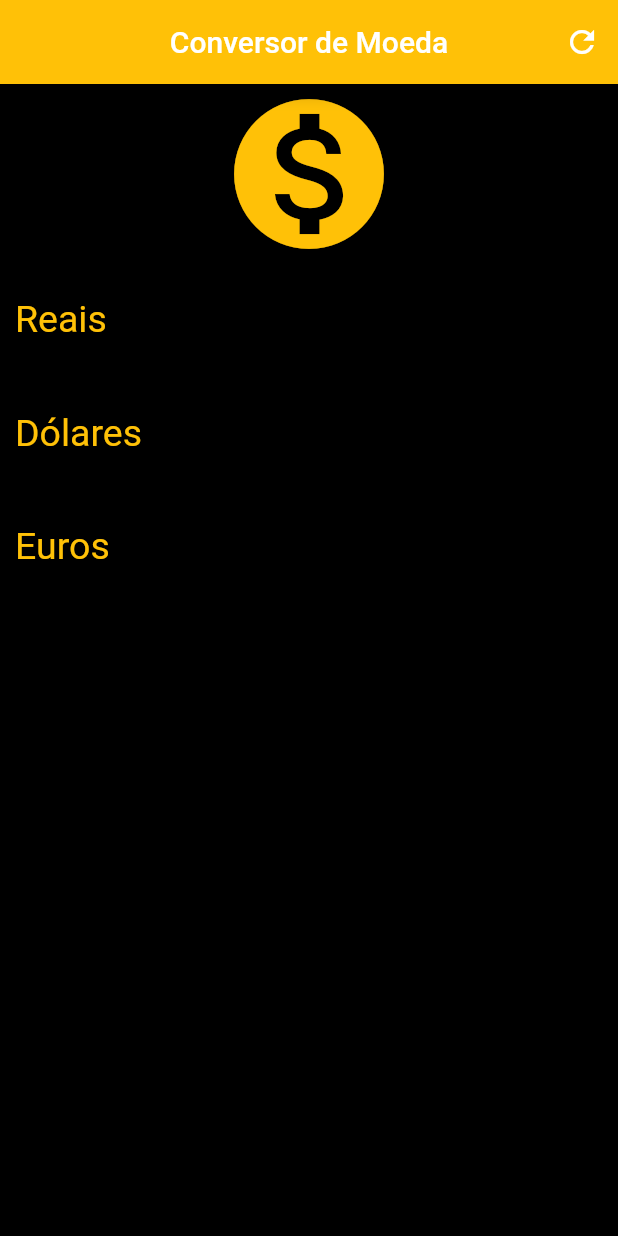
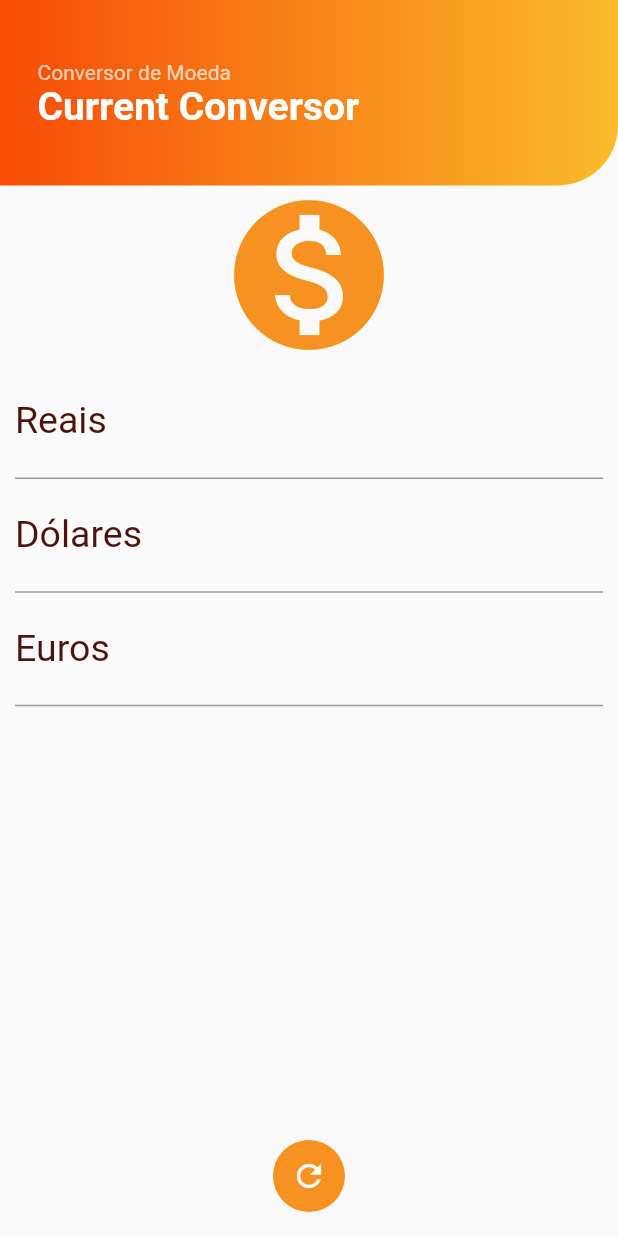
Before and after one commit to SamuelXimenes27/conversor_moedas, a Flutter app: the screen it shows after launch, on a phone screen of 412 x 824 dp. Run offline on Flutter 3.47's test engine with Material 2 defaults, Android fonts, the phone set to English and light mode, and no system bars; our stand-ins replace flutter_modular, mobx; generated files the repository leaves out were written again; network calls fail.

Commit message:
Add floating button to clear inputs and remove inputs validator

```diff
--- a/lib/app/modules/home/home_page.dart
+++ b/lib/app/modules/home/home_page.dart
@@ -2,6 +2,7 @@ import 'dart:developer';
 
 import 'package:flutter/material.dart';
 import 'package:flutter_modular/flutter_modular.dart';
+import '../shared/widgets/appbar.dart';
 import 'home_store.dart';
 
 class HomePage extends StatefulWidget {
@@ -24,21 +25,16 @@ class _HomePageState extends State<HomePage> {
 
   @override
   Widget build(BuildContext context) {
+    final size = MediaQuery.of(context).size;
+
     return Scaffold(
-      appBar: AppBar(
-        title: const Text("Conversor de Moeda"),
-        centerTitle: true,
-        backgroundColor: Colors.amber,
-        actions: <Widget>[
-          IconButton(
-            icon: const Icon(Icons.refresh),
-            onPressed: () {
-              store.resetFields();
-            },
-          )
-        ],
+      appBar: PreferredSize(
+        preferredSize: size,
+        child: CustomAppBar(
+          title: 'Conversor de Moeda',
+          upperTitle: 'Current Conversor',
+        ),
       ),
-      backgroundColor: Colors.black,
       body: SingleChildScrollView(
         padding: const EdgeInsets.fromLTRB(10.0, 0.0, 10.0, 0.0),
         child: Form(
@@ -46,24 +42,23 @@ class _HomePageState extends State<HomePage> {
           child: Column(
             crossAxisAlignment: CrossAxisAlignment.stretch,
             children: <Widget>[
-              const Icon(
+              Icon(
                 Icons.monetization_on,
                 size: 120.0,
-                color: Colors.amber,
+                color: Color(0xfff6921f),
               ),
               TextFormField(
                 keyboardType: TextInputType.number,
                 decoration: const InputDecoration(
                     labelText: "Reais",
-                    labelStyle: TextStyle(color: Colors.amber)),
+                    labelStyle: TextStyle(
+                      color: Color(0xff4d130a),
+                    ),
+                    hintText: '',
+                    hintStyle: TextStyle(color: Colors.black)),
                 textAlign: TextAlign.center,
-                style: const TextStyle(color: Colors.white, fontSize: 25.0),
+                style: const TextStyle(color: Color(0xffdb36), fontSize: 25.0),
                 controller: store.realController,
-                validator: (value) {
-                  if (value == null || value.isEmpty) {
-                    return "Insira um valor.";
-                  }
-                },
                 onChanged: (value) {
                   double newDolarValue = double.parse(value) / store.dolarValue;
                   double newEuroValue = double.parse(value) / store.euroValue;
@@ -78,15 +73,10 @@ class _HomePageState extends State<HomePage> {
                 keyboardType: TextInputType.number,
                 decoration: const InputDecoration(
                     labelText: "Dólares",
-                    labelStyle: TextStyle(color: Colors.amber)),
+                    labelStyle: TextStyle(color: Color(0xff4d130a))),
                 textAlign: TextAlign.center,
-                style: const TextStyle(color: Colors.amber, fontSize: 25.0),
+                style: const TextStyle(color: Color(0xffdb36), fontSize: 25.0),
                 controller: store.dolarController,
-                validator: (value) {
-                  if (value == null || value.isEmpty) {
-                    return "Insira um valor.";
-                  }
-                },
                 onChanged: (value) {
                   double newRealValue = double.parse(value) * store.dolarValue;
                   double newEuroValue = double.parse(value) / store.euroValue;
@@ -101,15 +91,10 @@ class _HomePageState extends State<HomePage> {
                 keyboardType: TextInputType.number,
                 decoration: const InputDecoration(
                     labelText: "Euros",
-                    labelStyle: TextStyle(color: Colors.amber)),
+                    labelStyle: TextStyle(color: Color(0xff4d130a))),
                 textAlign: TextAlign.center,
-                style: const TextStyle(color: Colors.amber, fontSize: 25.0),
+                style: const TextStyle(color: Color(0xffdb36), fontSize: 25.0),
                 controller: store.euroController,
-                validator: (value) {
-                  if (value == null || value.isEmpty) {
-                    return "Insira um valor.";
-                  }
-                },
                 onChanged: (value) {
                   double newRealValue = double.parse(value) * store.euroValue;
                   double newDolarValue = double.parse(value) / store.dolarValue;
@@ -124,6 +109,23 @@ class _HomePageState extends State<HomePage> {
           ),
         ),
       ),
+      floatingActionButton: Ink(
+        width: 48.0,
+        height: 48.0,
+        decoration: ShapeDecoration(
+          color: Color(0xfff6921f),
+          shape:
+              const CircleBorder(side: BorderSide(color: Colors.transparent)),
+        ),
+        child: IconButton(
+          padding: EdgeInsets.zero,
+          splashRadius: 48.0 / 2,
+          iconSize: 48.0 / 2,
+          icon: Icon(Icons.refresh, color: Colors.white),
+          onPressed: () {},
+        ),
+      ),
+      floatingActionButtonLocation: FloatingActionButtonLocation.centerFloat,
     );
   }
 }
```
